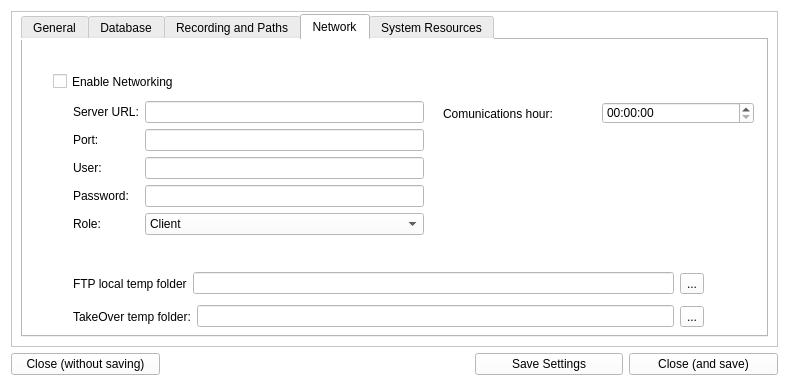
Old version of the form src/optionsdialog.ui in the repository netpack/XFB.
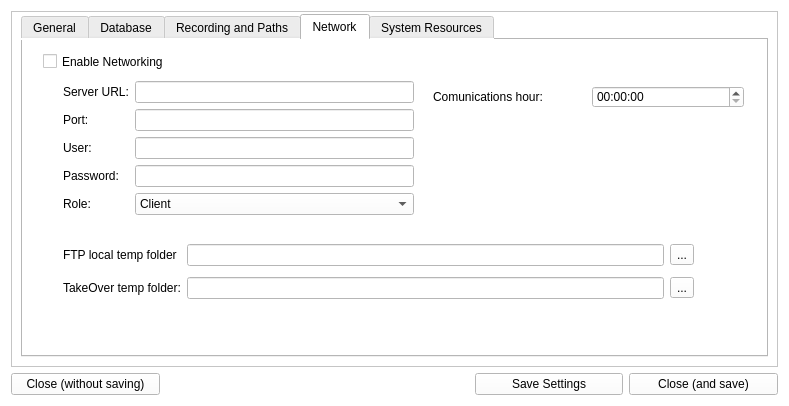
New version of the form. The open tabs and pages were chosen to show the change. Icons and pictures are not drawn.

Patch:
```diff
--- a/src/optionsdialog.ui
+++ b/src/optionsdialog.ui
@@ -7,7 +7,7 @@
     <x>0</x>
     <y>0</y>
     <width>789</width>
-    <height>386</height>
+    <height>406</height>
    </rect>
   </property>
   <property name="windowTitle">
@@ -521,8 +521,8 @@
          <widget class="QCheckBox" name="cbox_enableNetworking">
           <property name="geometry">
            <rect>
-            <x>30</x>
-            <y>30</y>
+            <x>20</x>
+            <y>10</y>
             <width>321</width>
             <height>23</height>
            </rect>
@@ -534,8 +534,8 @@
          <widget class="QWidget" name="layoutWidget">
           <property name="geometry">
            <rect>
-            <x>50</x>
-            <y>61</y>
+            <x>40</x>
+            <y>41</y>
             <width>351</width>
             <height>151</height>
            </rect>
@@ -614,17 +614,17 @@
          <widget class="QWidget" name="layoutWidget">
           <property name="geometry">
            <rect>
-            <x>50</x>
-            <y>230</y>
+            <x>40</x>
+            <y>197</y>
             <width>631</width>
-            <height>27</height>
+            <height>36</height>
            </rect>
           </property>
           <layout class="QHBoxLayout" name="horizontalLayout_5">
            <item>
             <widget class="QLabel" name="label_14">
              <property name="text">
-              <string>FTP local temp folder</string>
+              <string>FTP local temp folder </string>
              </property>
             </widget>
            </item>
@@ -643,10 +643,10 @@
          <widget class="QWidget" name="layoutWidget">
           <property name="geometry">
            <rect>
-            <x>420</x>
-            <y>60</y>
+            <x>410</x>
+            <y>40</y>
             <width>311</width>
-            <height>27</height>
+            <height>34</height>
            </rect>
           </property>
           <layout class="QHBoxLayout" name="horizontalLayout_6">
@@ -665,10 +665,10 @@
          <widget class="QWidget" name="layoutWidget">
           <property name="geometry">
            <rect>
-            <x>50</x>
-            <y>263</y>
+            <x>40</x>
+            <y>230</y>
             <width>631</width>
-            <height>27</height>
+            <height>36</height>
            </rect>
           </property>
           <layout class="QHBoxLayout" name="horizontalLayout_13">
```
Left out of the diff: 26 changed lines with no effect on the pictures.
